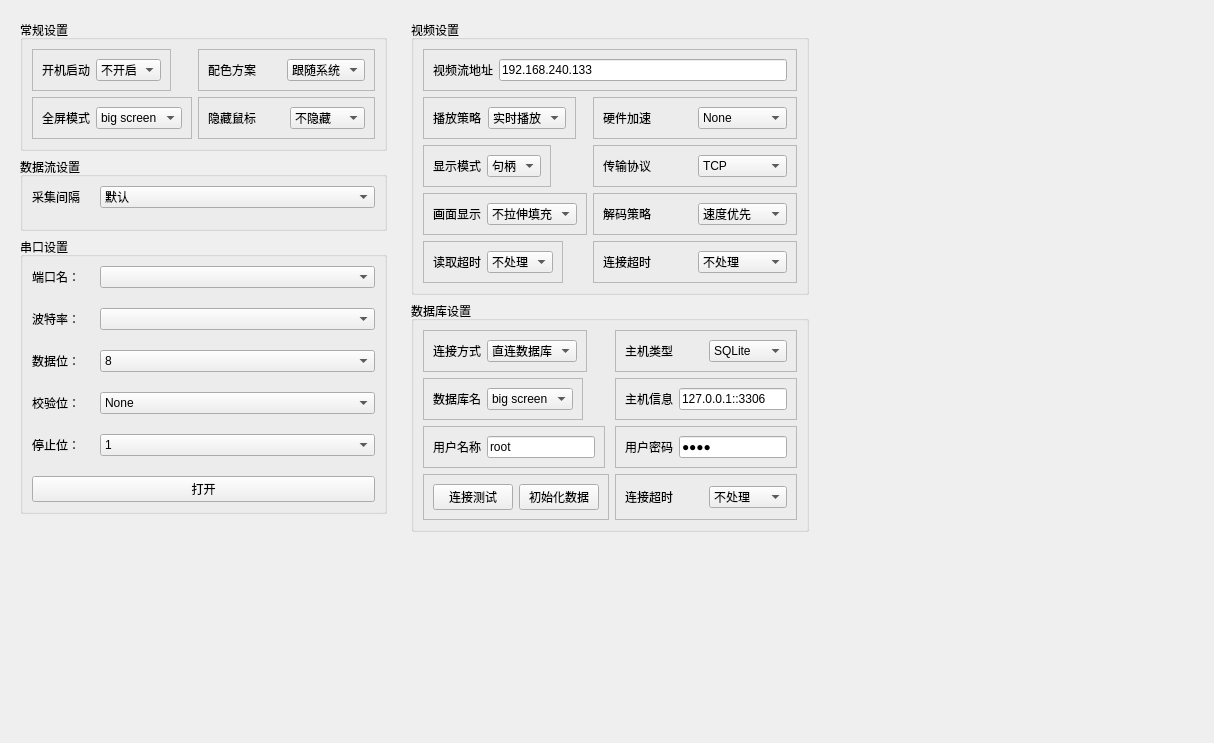
The window that vg_sys/ui/page_setting.ui (Little-Red-Cap/PySide_QT6) describes before a commit, drawn with Qt 5.
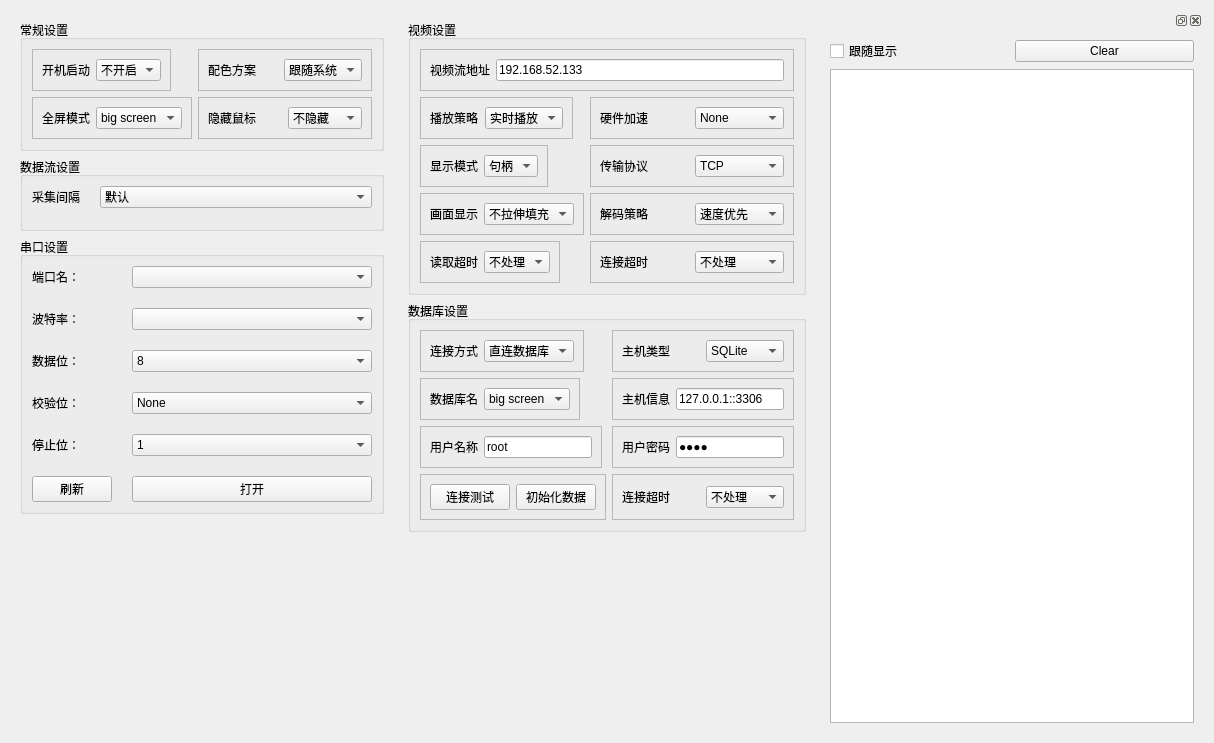
The same window after the commit.

```diff
--- a/vg_sys/ui/page_setting.ui
+++ b/vg_sys/ui/page_setting.ui
@@ -367,13 +367,20 @@
               </item>
              </widget>
             </item>
-            <item row="5" column="0" colspan="2">
+            <item row="5" column="1">
              <widget class="QPushButton" name="pushButton_port">
               <property name="text">
                <string>打开</string>
               </property>
              </widget>
             </item>
+            <item row="5" column="0">
+             <widget class="QPushButton" name="pushButton_refresh">
+              <property name="text">
+               <string>刷新</string>
+              </property>
+             </widget>
+            </item>
            </layout>
           </item>
          </layout>
@@ -398,6 +405,12 @@
    </item>
    <item>
     <widget class="QScrollArea" name="scrollArea">
+     <property name="sizePolicy">
+      <sizepolicy hsizetype="Expanding" vsizetype="Expanding">
+       <horstretch>0</horstretch>
+       <verstretch>0</verstretch>
+      </sizepolicy>
+     </property>
      <property name="minimumSize">
       <size>
        <width>400</width>
@@ -445,7 +458,7 @@
              <item>
               <widget class="QLineEdit" name="lineEdit">
                <property name="text">
-                <string>192.168.240.133</string>
+                <string>192.168.52.133</string>
                </property>
               </widget>
              </item>
@@ -960,17 +973,29 @@
     </widget>
    </item>
    <item>
-    <spacer name="horizontalSpacer">
-     <property name="orientation">
-      <enum>Qt::Horizontal</enum>
-     </property>
-     <property name="sizeHint" stdset="0">
-      <size>
-       <width>40</width>
-       <height>20</height>
-      </size>
-     </property>
-    </spacer>
+    <widget class="QDockWidget" name="dockWidget">
+     <widget class="QWidget" name="dockWidgetContents">
+      <layout class="QGridLayout" name="gridLayout_2">
+       <item row="0" column="0">
+        <widget class="QCheckBox" name="checkBox">
+         <property name="text">
+          <string>跟随显示</string>
+         </property>
+        </widget>
+       </item>
+       <item row="0" column="1">
+        <widget class="QPushButton" name="pushButton_clear">
+         <property name="text">
+          <string>Clear</string>
+         </property>
+        </widget>
+       </item>
+       <item row="1" column="0" colspan="2">
+        <widget class="QTextBrowser" name="textBrowser"/>
+       </item>
+      </layout>
+     </widget>
+    </widget>
    </item>
   </layout>
  </widget>
```
